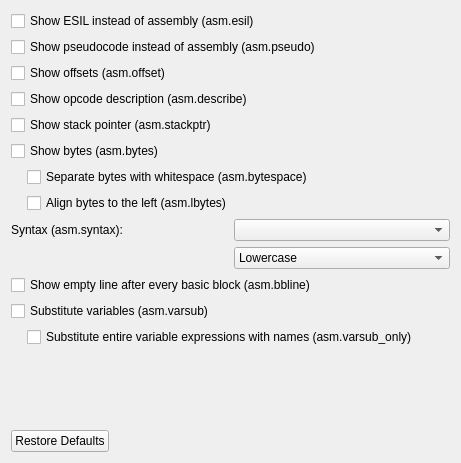
Old version of the form src/dialogs/preferences/AsmOptionsWidget.ui in the repository rizinorg/cutter.
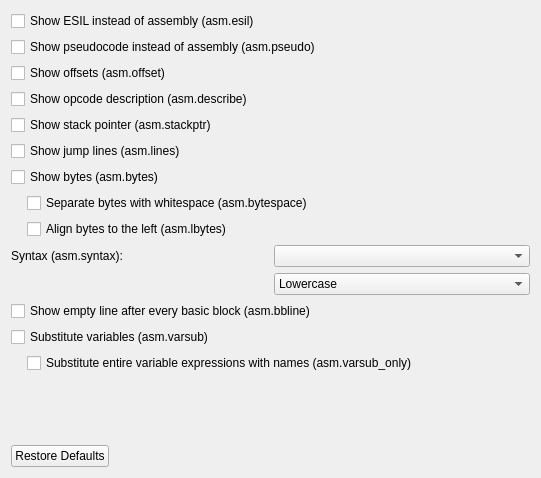
New version of the form.

Commit message: added show jump lines in disassembly

```diff
--- a/src/dialogs/preferences/AsmOptionsWidget.ui
+++ b/src/dialogs/preferences/AsmOptionsWidget.ui
@@ -6,8 +6,8 @@
    <rect>
     <x>0</x>
     <y>0</y>
-    <width>461</width>
-    <height>463</height>
+    <width>541</width>
+    <height>478</height>
    </rect>
   </property>
   <property name="windowTitle">
@@ -49,6 +49,13 @@
      </property>
     </widget>
    </item>
+   <item>
+    <widget class="QCheckBox" name="linesCheckBox">
+     <property name="text">
+      <string>Show jump lines (asm.lines)</string>
+     </property>
+    </widget>
+   </item>
    <item>
     <widget class="QCheckBox" name="bytesCheckBox">
      <property name="text">
```
The commit also changes 4 other files.
